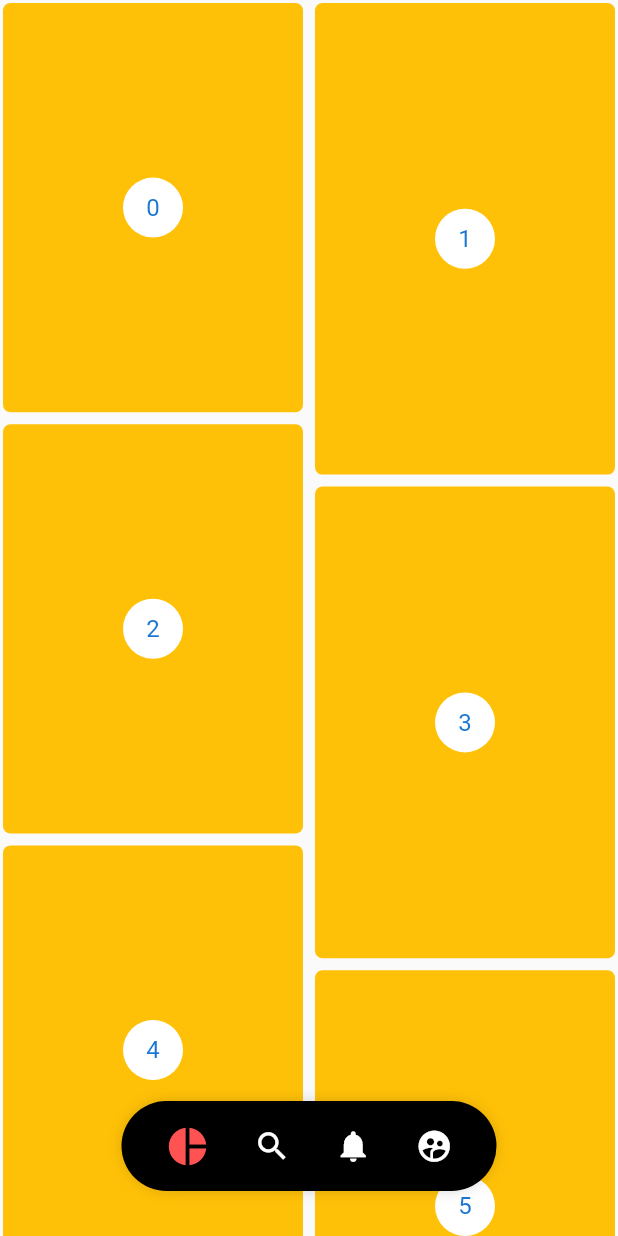
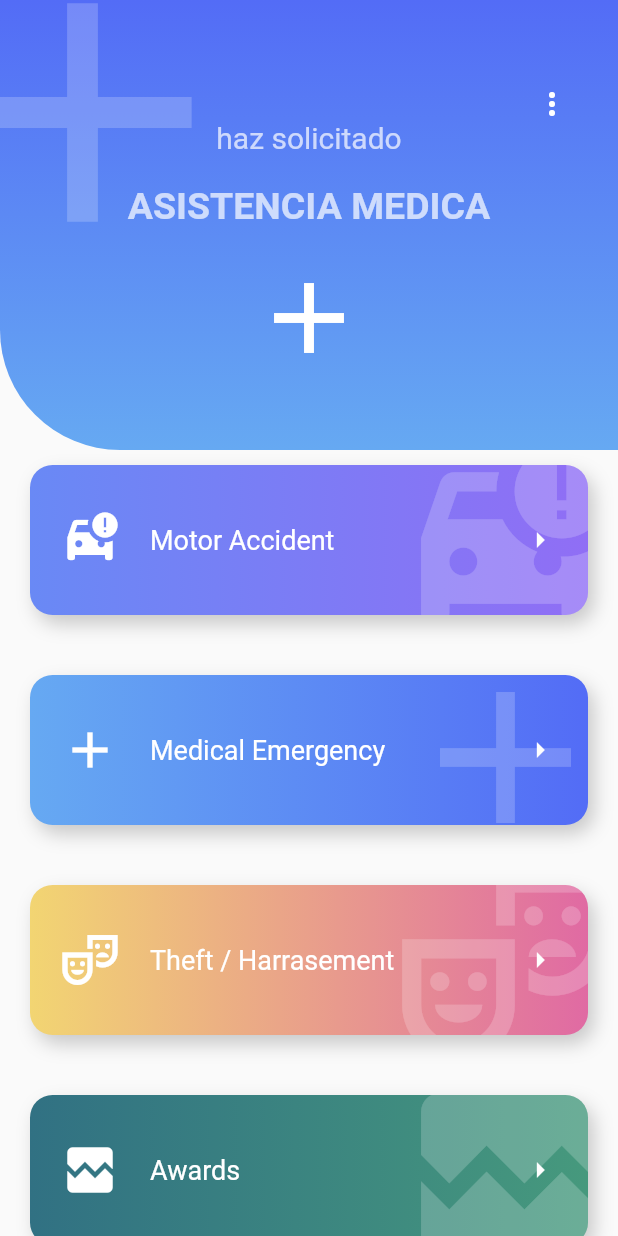
Before and after one commit to DarioAlarcon/practiquesApp, a Flutter app: the screen it shows after launch, on a phone screen of 412 x 824 dp. Run offline on Flutter 3.47's test engine with Material 2 defaults, Android fonts, the phone set to English and light mode, and no system bars; our stand-ins replace flutter_svg.

Commit message:
se integro pantalla con header personalizado y un listview con item personalizados tambien

```diff
--- a/lib/main.dart
+++ b/lib/main.dart
@@ -1,4 +1,5 @@
 import 'package:flutter/material.dart';
+import 'package:udemypractiques/src/pages/emergency_page.dart';
 //import 'package:udemypractiques/src/pages/final_slideShow_page.dart';
 import 'package:udemypractiques/src/pages/pinterestPage.dart';
 //import 'package:udemypractiques/src/pages/headers_page.dart';
@@ -16,7 +17,7 @@ class MyApp extends StatelessWidget {
     return MaterialApp(
       debugShowCheckedModeBanner: false,
       title: 'Diseños App',
-      home: pinterestPage()
+      home: emergencyPage()
     );
   }
 }
--- /dev/null
+++ b/lib/src/pages/emergency_page.dart
@@ -0,0 +1,118 @@
+import 'package:flutter/material.dart';
+import 'package:udemypractiques/src/widgets/botonIconGradient.dart';
+
+import '../widgets/icon_header.dart';
+
+class ItemBoton {
+
+  final IconData icon;
+  final String texto;
+  final Color color1;
+  final Color color2;
+
+  ItemBoton( this.icon, this.texto, this.color1, this.color2 );
+}
+
+
+
+class emergencyPage extends StatelessWidget {
+
+  @override
+  Widget build(BuildContext context) {
+    final items = <ItemBoton>[
+  new ItemBoton( Icons.car_crash, 'Motor Accident', Color(0xff6989F5), Color(0xff906EF5) ),
+  new ItemBoton( Icons.add, 'Medical Emergency', Color(0xff66A9F2), Color(0xff536CF6) ),
+  new ItemBoton( Icons.theater_comedy_outlined, 'Theft / Harrasement', Color(0xffF2D572), Color(0xffE06AA3) ),
+  new ItemBoton( Icons.broken_image, 'Awards', Color(0xff317183), Color(0xff46997D) ),
+  new ItemBoton( Icons.car_crash, 'Motor Accident', Color(0xff6989F5), Color(0xff906EF5) ),
+  new ItemBoton( Icons.add, 'Medical Emergency', Color(0xff66A9F2), Color(0xff536CF6) ),
+  new ItemBoton( Icons.theater_comedy_outlined, 'Theft / Harrasement', Color(0xffF2D572), Color(0xffE06AA3) ),
+  new ItemBoton( Icons.broken_image, 'Awards', Color(0xff317183), Color(0xff46997D) ),
+  new ItemBoton( Icons.car_crash, 'Motor Accident', Color(0xff6989F5), Color(0xff906EF5) ),
+  new ItemBoton( Icons.add, 'Medical Emergency', Color(0xff66A9F2), Color(0xff536CF6) ),
+  new ItemBoton( Icons.theater_comedy_outlined, 'Theft / Harrasement', Color(0xffF2D572), Color(0xffE06AA3) ),
+  new ItemBoton( Icons.broken_image, 'Awards', Color(0xff317183), Color(0xff46997D) ),
+];
+
+List<Widget> itemMap = items.map(
+  (item) => botonIconGra(
+    texto: item.texto,
+    onPress: (){},
+    color1: item.color1,
+    color2: item.color2,
+    icon: item.icon,
+    )
+).toList();
+
+    return Scaffold(
+      body: Stack(
+        children: [
+          Container(
+            margin: EdgeInsets.only(top: 290),
+            child: ListView(
+              physics: BouncingScrollPhysics(),
+              children: [
+                ...itemMap
+              ],
+
+
+            ),
+          ),
+          Stack(
+            children: [
+              IconHeader(
+                icon: Icons.add,
+                titulo: 'ASISTENCIA MEDICA',
+                subTitulo: 'haz solicitado',
+                color1: Color(0xff536CF6),
+                color2: Color(0xff66A9F2),),
+                Positioned(
+                  right: 0,
+                  top: 45,
+                  child: RawMaterialButton(
+                    onPressed: (){},
+                    shape: CircleBorder(),
+                    child: Icon(Icons.more_vert, color: Colors.white,)
+                    )
+                    )
+            ],
+          ),
+        ],
+      )
+    );
+  }
+}
+
+class botonIcongra_temp extends StatelessWidget {
+  const botonIcongra_temp({
+    super.key,
+  });
+
+  @override
+  Widget build(BuildContext context) {
+    return botonIconGra(
+    texto: 'textico',
+    onPress: (){},
+    color2: Colors.redAccent,
+    color1: Colors.yellowAccent,
+    icon: Icons.car_crash,
+    );
+  }
+}
+
+class PageHeader extends StatelessWidget {
+  const PageHeader({
+    super.key,
+  });
+
+  @override
+  Widget build(BuildContext context) {
+    return IconHeader(icon: Icons.add,
+    subTitulo: 'hola',
+    titulo: 'title',
+    color1: Color(0xff526bf6),
+    color2: Color(0xff67acf2),
+
+    );
+  }
+}
--- /dev/null
+++ b/lib/src/widgets/botonIconGradient.dart
@@ -0,0 +1,86 @@
+import 'package:flutter/material.dart';
+
+class botonIconGra extends StatelessWidget {
+
+  final IconData icon;
+  final String texto;
+  final Color color1;
+  final Color color2;
+  final Function onPress;
+
+  const botonIconGra({
+    this.icon = Icons.abc,
+    required this.texto,
+    this.color1 = Colors.purple,
+    this.color2 = Colors.blue,
+    required this.onPress
+    });
+
+  @override
+  Widget build(BuildContext context) {
+    return Stack(
+      children: [
+        _botonIconBackground( color1: this.color1,color2: this.color2, icon: this.icon,),
+        Row(
+          mainAxisAlignment: MainAxisAlignment.center,
+          children: [
+            SizedBox(height: 140, width: 40,),
+            Icon(this.icon, color: Colors.white, size: 40),
+            SizedBox( width: 20,),
+            Expanded(child: Text(this.texto, style: TextStyle(color: Colors.white, fontSize: 18),)),
+            Icon(Icons.arrow_right, color: Colors.white,),
+            SizedBox( width: 40,),
+          ],
+        )
+      ],
+    );
+  }
+}
+
+class _botonIconBackground extends StatelessWidget {
+
+  final IconData icon;
+  final Color color1;
+  final Color color2;
+
+  const _botonIconBackground({required this.icon, required this.color1, required this.color2});
+  @override
+  Widget build(BuildContext context) {
+    return Container(
+      child: ClipRRect(
+        borderRadius: BorderRadius.circular(15),
+        child: Stack(
+          children: [
+            Positioned(
+              right: -20,
+              top: -20,
+              child: Icon(this.icon,
+              size: 150,
+              color: Colors.white.withOpacity(0.2),
+              )
+              )
+          ],
+        ),
+      ),
+
+
+
+
+      width: double.infinity,
+      height: 100,
+      margin: EdgeInsets.all(20.0),
+      decoration: BoxDecoration(
+      //color: Colors.amberAccent,
+      boxShadow: [
+        BoxShadow( color: Colors.black.withOpacity(0.2), offset: Offset(4,6), blurRadius: 10)
+      ],
+      borderRadius: BorderRadius.circular(15),
+      gradient: LinearGradient(colors: [
+        this.color1,
+        this.color2
+      ])
+
+      ),
+    );
+  }
+}
--- /dev/null
+++ b/lib/src/widgets/icon_header.dart
@@ -0,0 +1,94 @@
+import 'package:flutter/material.dart';
+
+class IconHeader extends StatelessWidget {
+  final IconData icon;
+  final String titulo;
+  final String subTitulo;
+  final Color color1;
+  final Color color2;
+
+  const IconHeader({
+    required this.icon,
+    required this.titulo,
+    required this.subTitulo,
+    this.color1 = Colors.grey,
+    this.color2 = Colors.blueGrey
+    });
+
+  @override
+  Widget build(BuildContext context) {
+    return Stack(
+      children: [
+        _IconHeaderBackground(
+          color1: this.color1,
+          color2: this.color2,
+        ),
+        Positioned(
+          top: -50,
+          left: -70,
+          child: Icon(
+            this.icon,
+            color: Colors.white.withOpacity(0.2),
+            size: 250,
+
+            )
+        ),
+        Column(
+          children: [
+            SizedBox(
+              height: 80,
+              width: double.infinity,
+            ),
+            Text(this.subTitulo,
+            style: TextStyle(fontSize: 20, color: Colors.white.withOpacity(0.7)),
+            ),
+            SizedBox(
+              height: 20,
+            ),
+            Text(this.titulo,
+            style: TextStyle(fontSize: 25, color: Colors.white.withOpacity(0.7), fontWeight: FontWeight.bold),
+            ),
+            SizedBox(
+              height: 20,
+            ),
+            Icon(
+            this.icon,
+            color: Colors.white,
+            size: 80,
+
+            )
+          ],
+        )
+      ],
+    );
+  }
+}
+
+class _IconHeaderBackground extends StatelessWidget {
+
+  final Color color1;
+  final Color color2;
+  const _IconHeaderBackground({
+   required this.color1,
+    required this.color2,
+  });
+
+  @override
+  Widget build(BuildContext context) {
+    return Container(
+      width: double.infinity,
+      height: 300,
+      decoration: BoxDecoration(
+        //color: Colors.amberAccent,
+        borderRadius: BorderRadius.only(bottomLeft: Radius.circular(80)),
+        gradient: LinearGradient(
+          begin: Alignment.topCenter,
+          end: Alignment.bottomCenter,
+          colors: [
+            color1,
+            color2,
+          ])
+      ),
+    );
+  }
+}
```
